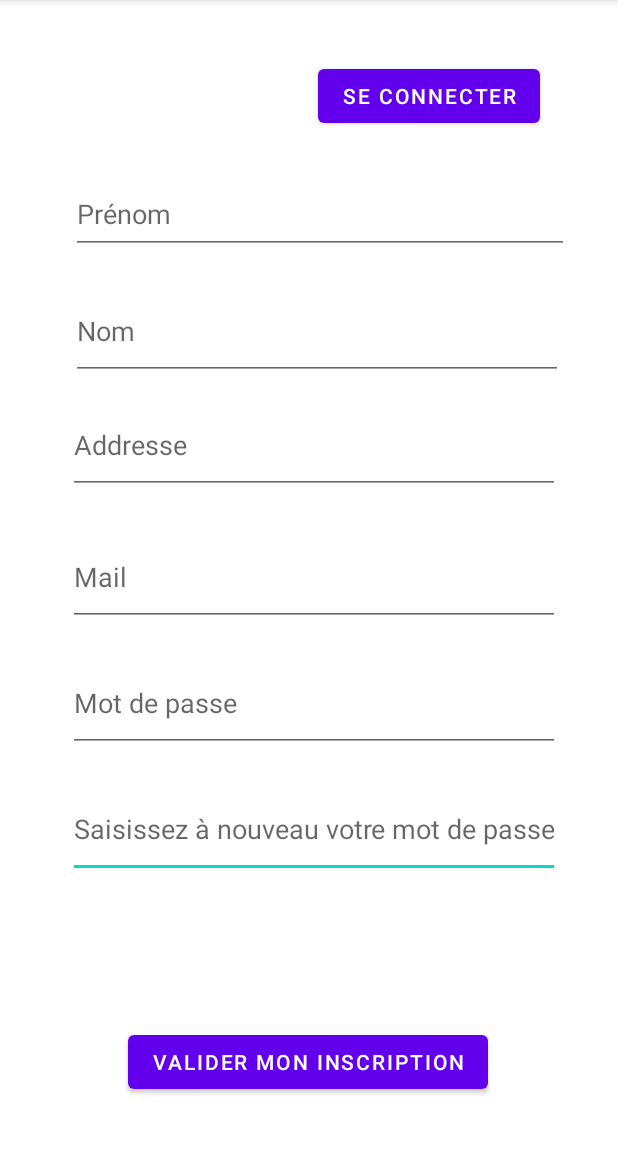
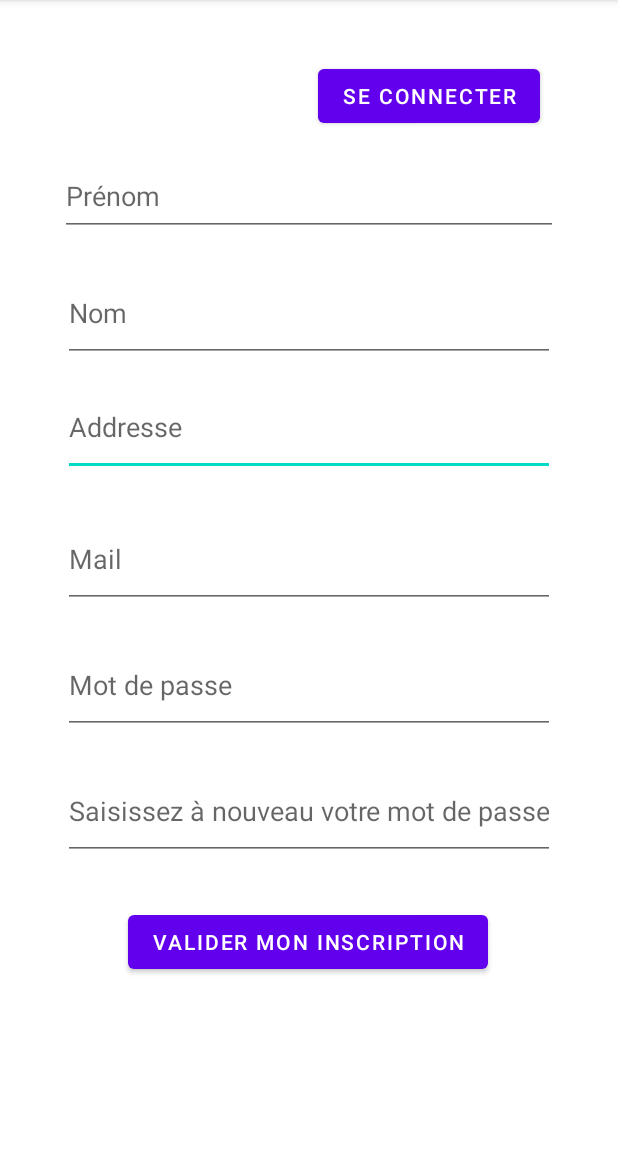
Before and after one commit to FudoStyle/RestOran, an Android app: the RegisterActivity screen opened directly, with no data from a screen before it, on a phone screen of 412 x 824 dp, the part 84-1236 px from its top. Run offline under Robolectric (Android 15) with nearby library versions, the phone set to English and light mode, and no system bars; our stand-ins replace Volley; Roboto replaces fonts that are not available here.

Commit message:
APK retouches

```diff
--- a/app/src/main/res/layout/activity_login.xml
+++ b/app/src/main/res/layout/activity_login.xml
@@ -85,17 +85,17 @@
 
     <TextView
         android:id="@+id/textView3"
-        android:layout_width="135dp"
-        android:layout_height="81dp"
-        android:layout_marginStart="138dp"
-        android:layout_marginEnd="138dp"
-        android:layout_marginBottom="64dp"
+        android:layout_width="282dp"
+        android:layout_height="86dp"
+        android:layout_marginTop="55dp"
+        android:layout_marginBottom="58dp"
         android:text="Mot de passe: fruit   pour l'instant "
         android:textAlignment="center"
         android:textStyle="italic"
         app:layout_constraintBottom_toBottomOf="parent"
         app:layout_constraintEnd_toEndOf="parent"
-        app:layout_constraintHorizontal_bias="0.0"
-        app:layout_constraintStart_toStartOf="parent" />
+        app:layout_constraintHorizontal_bias="0.496"
+        app:layout_constraintStart_toStartOf="parent"
+        app:layout_constraintTop_toBottomOf="@+id/Connect" />
 
 </androidx.constraintlayout.widget.ConstraintLayout>
--- a/app/src/main/res/layout/activity_register.xml
+++ b/app/src/main/res/layout/activity_register.xml
@@ -7,14 +7,25 @@
     tools:context=".RegisterActivity">
 
     <EditText
-        android:id="@+id/password2"
+        android:id="@+id/address"
         android:layout_width="328dp"
         android:layout_height="65dp"
-        android:layout_marginTop="520dp"
-        android:hint="Saisissez à nouveau votre mot de passe"
+        android:layout_marginTop="252dp"
+        android:hint="Addresse"
         android:inputType="text"
         app:layout_constraintEnd_toEndOf="parent"
-        app:layout_constraintHorizontal_bias="0.542"
+        app:layout_constraintHorizontal_bias="0.5"
+        app:layout_constraintStart_toStartOf="parent"
+        app:layout_constraintTop_toTopOf="parent" />
+
+    <Button
+        android:id="@+id/register2"
+        android:layout_width="wrap_content"
+        android:layout_height="wrap_content"
+        android:layout_marginTop="604dp"
+        android:text="Valider mon inscription"
+        app:layout_constraintEnd_toEndOf="parent"
+        app:layout_constraintHorizontal_bias="0.497"
         app:layout_constraintStart_toStartOf="parent"
         app:layout_constraintTop_toTopOf="parent" />
 
@@ -22,11 +33,11 @@
         android:id="@+id/email"
         android:layout_width="328dp"
         android:layout_height="65dp"
-        android:layout_marginTop="352dp"
+        android:layout_marginTop="340dp"
         android:hint="Mail"
         android:inputType="text"
         app:layout_constraintEnd_toEndOf="parent"
-        app:layout_constraintHorizontal_bias="0.542"
+        app:layout_constraintHorizontal_bias="0.5"
         app:layout_constraintStart_toStartOf="parent"
         app:layout_constraintTop_toTopOf="parent" />
 
@@ -34,34 +45,35 @@
         android:id="@+id/firstName"
         android:layout_width="332dp"
         android:layout_height="53dp"
-        android:layout_marginTop="116dp"
+        android:layout_marginTop="104dp"
         android:hint="Prénom"
         android:inputType="text"
         app:layout_constraintEnd_toEndOf="parent"
-        app:layout_constraintHorizontal_bias="0.594"
+        app:layout_constraintHorizontal_bias="0.5"
         app:layout_constraintStart_toStartOf="parent"
         app:layout_constraintTop_toTopOf="parent" />
 
-    <Button
-        android:id="@+id/register2"
-        android:layout_width="wrap_content"
-        android:layout_height="wrap_content"
-        android:layout_marginBottom="36dp"
-        android:text="Valider mon inscription"
-        app:layout_constraintBottom_toBottomOf="parent"
+    <EditText
+        android:id="@+id/lastName"
+        android:layout_width="328dp"
+        android:layout_height="65dp"
+        android:layout_marginTop="176dp"
+        android:hint="Nom"
+        android:inputType="text"
         app:layout_constraintEnd_toEndOf="parent"
-        app:layout_constraintHorizontal_bias="0.497"
-        app:layout_constraintStart_toStartOf="parent" />
+        app:layout_constraintHorizontal_bias="0.5"
+        app:layout_constraintStart_toStartOf="parent"
+        app:layout_constraintTop_toTopOf="parent" />
 
     <EditText
-        android:id="@+id/address"
+        android:id="@+id/password2"
         android:layout_width="328dp"
         android:layout_height="65dp"
-        android:layout_marginTop="264dp"
-        android:hint="Addresse"
+        android:layout_marginTop="508dp"
+        android:hint="Saisissez à nouveau votre mot de passe"
         android:inputType="text"
         app:layout_constraintEnd_toEndOf="parent"
-        app:layout_constraintHorizontal_bias="0.542"
+        app:layout_constraintHorizontal_bias="0.5"
         app:layout_constraintStart_toStartOf="parent"
         app:layout_constraintTop_toTopOf="parent" />
 
@@ -69,23 +81,11 @@
         android:id="@+id/password1"
         android:layout_width="328dp"
         android:layout_height="65dp"
-        android:layout_marginTop="436dp"
+        android:layout_marginTop="424dp"
         android:hint="Mot de passe"
         android:inputType="text"
         app:layout_constraintEnd_toEndOf="parent"
-        app:layout_constraintHorizontal_bias="0.542"
-        app:layout_constraintStart_toStartOf="parent"
-        app:layout_constraintTop_toTopOf="parent" />
-
-    <EditText
-        android:id="@+id/lastName"
-        android:layout_width="328dp"
-        android:layout_height="65dp"
-        android:layout_marginTop="188dp"
-        android:hint="Nom"
-        android:inputType="text"
-        app:layout_constraintEnd_toEndOf="parent"
-        app:layout_constraintHorizontal_bias="0.566"
+        app:layout_constraintHorizontal_bias="0.5"
         app:layout_constraintStart_toStartOf="parent"
         app:layout_constraintTop_toTopOf="parent" />
 
--- a/app/src/main/res/layout/activity_shopping_basket.xml
+++ b/app/src/main/res/layout/activity_shopping_basket.xml
@@ -57,6 +57,7 @@
         android:id="@+id/listbasket"
         android:layout_width="409dp"
         android:layout_height="504dp"
+        android:layout_marginTop="10dp"
         app:layout_constraintBottom_toTopOf="@+id/validbasket"
         app:layout_constraintEnd_toEndOf="parent"
         app:layout_constraintStart_toStartOf="parent"
```
